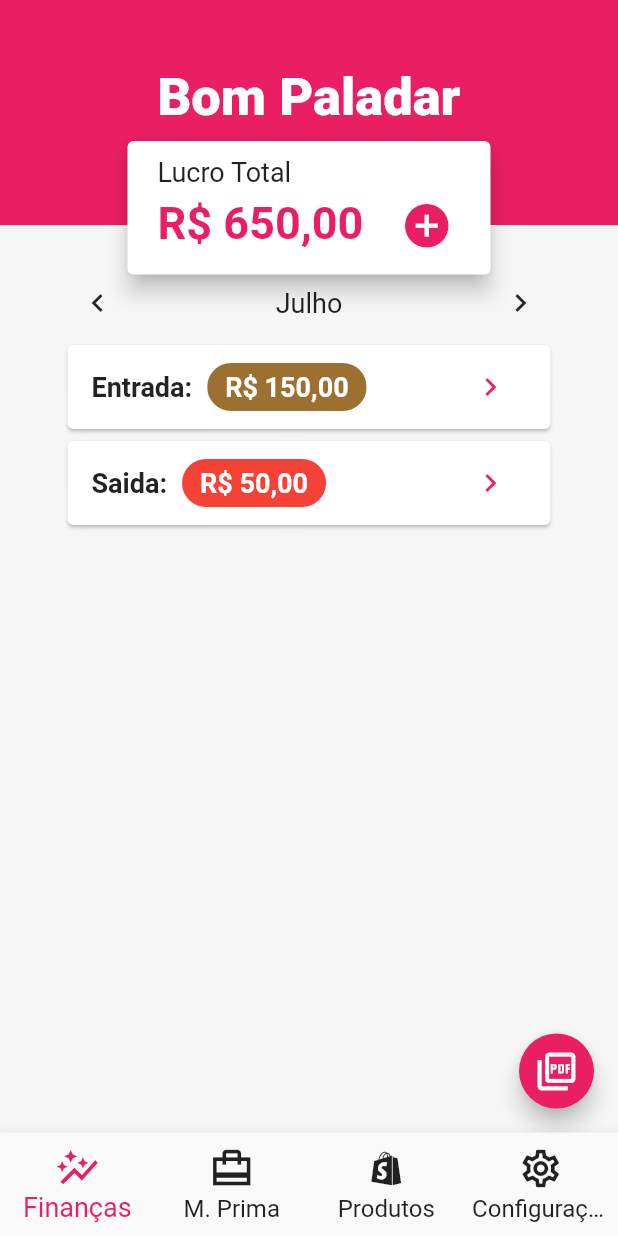
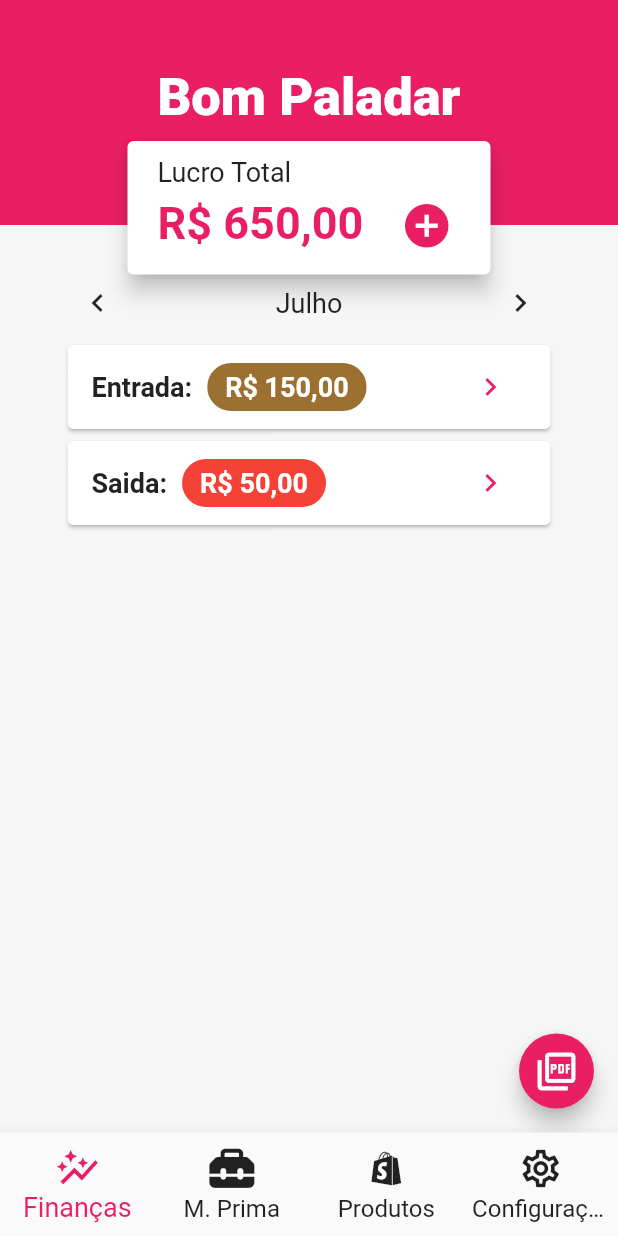
Before and after one commit to Jo-Analyst/app-good-taste, a Flutter app: the screen it shows after launch, on a phone screen of 412 x 824 dp. Run offline on Flutter 3.47's test engine with Material 2 defaults, Android fonts, the phone set to English and light mode, and no system bars; our stand-ins replace font_awesome_flutter, sqflite; accounts and stored records are empty.

Commit message:
font awesome flutter

```diff
--- a/lib/app/template/bottom_navigation_bar_item.dart
+++ b/lib/app/template/bottom_navigation_bar_item.dart
@@ -1,4 +1,5 @@
 import 'package:flutter/material.dart';
+import 'package:font_awesome_flutter/font_awesome_flutter.dart';
 
 class BottomNavigationBarItemTemplate {
   static List<BottomNavigationBarItem> items() {
@@ -8,7 +9,7 @@ class BottomNavigationBarItemTemplate {
         icon: Icon(Icons.auto_graph),
       ),
       BottomNavigationBarItem(
-        icon: Icon(Icons.card_travel_sharp),
+        icon: Icon(FontAwesomeIcons.toolbox),
         label: "M. Prima",
       ),
       BottomNavigationBarItem(
--- a/lib/app/template/movement_details_template.dart
+++ b/lib/app/template/movement_details_template.dart
@@ -101,7 +101,7 @@ class _MovementDetailsTemplate extends State<MovementDetailsTemplate> {
 
                             return Container(
                               width: double.infinity,
-                              color: Color.fromARGB(255, 192, 190, 190),
+                              color: const Color.fromARGB(255, 192, 190, 190),
                               child: Align(
                                 alignment: Alignment.centerRight,
                                 child: Padding(
--- a/pubspec.yaml
+++ b/pubspec.yaml
@@ -38,7 +38,7 @@ dependencies:
   intl: ^0.18.1
   sqflite: ^2.2.8+4
   path: ^1.8.3
-  awesome_icons: ^1.1.0
+  font_awesome_flutter: ^10.5.0
 
 dev_dependencies:
   flutter_test:
```
Also changed, not shown: pubspec.lock.
